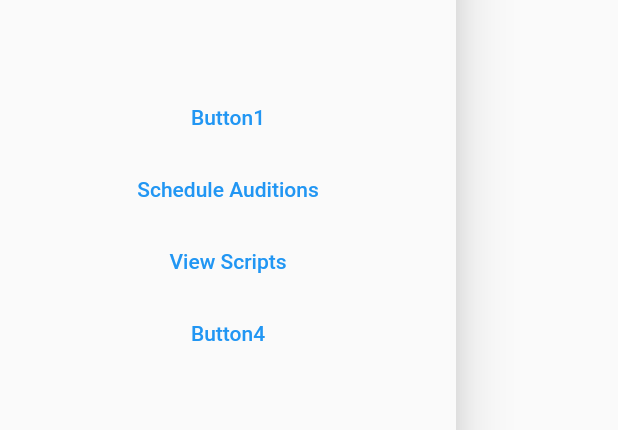
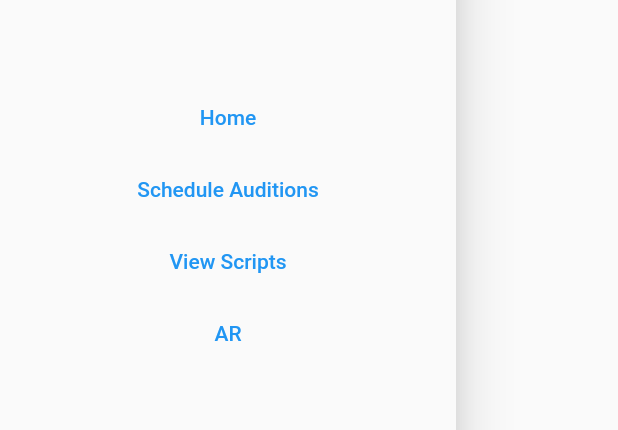
Before and after one commit to AkhileshManda/TheatricalHack, a Flutter app: the DrawerWidget widget shown alone on an empty page, opened directly, on a phone screen of 412 x 824 dp. Shown: the part 393-823 px from the top of the screen. Run offline on Flutter 3.47's test engine with Material 2 defaults, Android fonts, the phone set to English and light mode, and no system bars; our stand-ins replace cloud_firestore, firebase_auth, firebase_core; missing offline and left inert: model_viewer; accounts and stored records are empty.

Commit message:
added AR page and made minor edits to Drawer

```diff
--- /dev/null
+++ b/theatre_buddy/lib/screens/app/costumes_page.dart
@@ -0,0 +1 @@
+//TODO: implement costumes page
--- a/theatre_buddy/lib/screens/app/home.dart
+++ b/theatre_buddy/lib/screens/app/home.dart
@@ -1,7 +1,7 @@
 import 'package:flutter/material.dart';
 import 'package:theatre_buddy/screens/app/audition_screen.dart';
 import 'package:theatre_buddy/widgets/drawer.dart';
-import 'reuseable_card.dart';
+import '../../widgets/reuseable_card.dart';
 import 'script_screen.dart';
 
 class HomeScreen extends StatefulWidget {
--- a/theatre_buddy/lib/widgets/drawer.dart
+++ b/theatre_buddy/lib/widgets/drawer.dart
@@ -1,5 +1,7 @@
 import 'package:flutter/material.dart';
+import 'package:theatre_buddy/screens/app/ar_page.dart';
 import 'package:theatre_buddy/screens/app/audition_screen.dart';
+import 'package:theatre_buddy/screens/app/home.dart';
 import 'package:theatre_buddy/screens/app/script_screen.dart';
 
 class DrawerWidget extends StatelessWidget {
@@ -11,11 +13,17 @@ class DrawerWidget extends StatelessWidget {
         child: Column(
           mainAxisAlignment: MainAxisAlignment.center,
           children: [
-            TextButton(child: Text("Button1"), onPressed:(){}),
+            TextButton(
+              child: const Text("Home"),
+            onPressed:(){
+
+              Navigator.push(context,MaterialPageRoute(builder: (context)=>const HomeScreen()));
+
+            }),
             TextButton(
               child: const Text("Schedule Auditions"),
               onPressed:(){
-                Navigator.push(context, MaterialPageRoute(builder: (context)=> AuditionScreen()));
+                Navigator.push(context, MaterialPageRoute(builder: (context)=>const AuditionScreen()));
               }
               ),
             TextButton(
@@ -24,7 +32,9 @@ class DrawerWidget extends StatelessWidget {
                Navigator.push(context,MaterialPageRoute(builder: (context)=>ScriptsScreen()));
              }
             ),
-            TextButton(child: Text("Button4"), onPressed:(){}),
+            TextButton(child: Text("AR"), onPressed:(){
+              Navigator.push(context,MaterialPageRoute(builder: (context)=>ARPage() ));
+            }),
           ],),
       );
   }
```
Also changed, not shown: theatre_buddy/lib/widgets/reuseable_card.dart (renamed from theatre_buddy/lib/screens/app/reuseable_card.dart), 1 other file.
